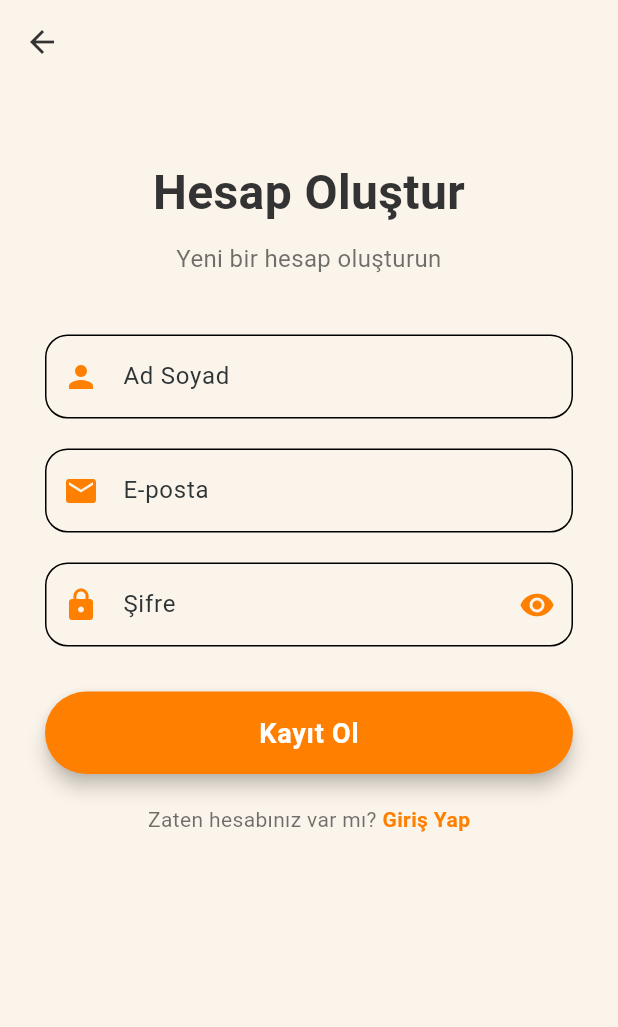
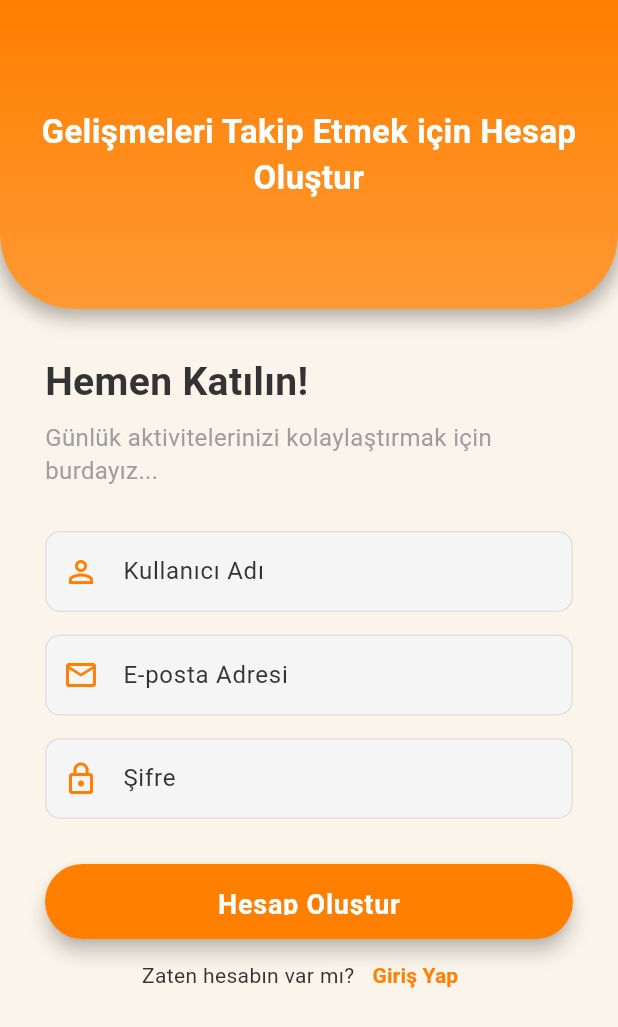
Before and after one commit to MerveSevim44/health-tracking-system, a Flutter app: the RegisterScreen screen opened directly, on a phone screen of 412 x 824 dp. Shown: the top 1027 px of the screen. Run offline on Flutter 3.47's test engine with Material 3 defaults, Android fonts, the phone set to English and light mode, and no system bars; our stand-ins replace firebase_auth, firebase_core, firebase_database, fl_chart; accounts and stored records are empty.

Commit message:
login ile uyumlu register page
Refactor registration screen to use username instead of name and improve UI elements.

```diff
--- a/lib/screens/register_screen.dart
+++ b/lib/screens/register_screen.dart
@@ -1,9 +1,18 @@
+// 📁 lib/screens/register_screen.dart
+
 import 'package:flutter/material.dart';
+import '../services/auth_service.dart';
+import '../theme/curved_app_bar.dart'; // CurvedAppBar importu
+import 'login_screen.dart';
 
+// Ana uygulama renkleri (Turuncu Tema)
 const Color primaryOrange = Color(0xFFFF7F00);
+const Color secondaryOrange = Color(0xFFFF9933);
+const Color accentOrange = Color(0xFFFF7F00);
+const Color white = Colors.white;
+const Color darkGrey = Color(0xFF333333);
 const Color backgroundBeige = Color(0xFFFBF4EA);
-const Color textColor = Color(0xFF333333);
-const Color white = Colors.white;
+
 
 class RegisterScreen extends StatefulWidget {
   const RegisterScreen({super.key});
@@ -13,208 +22,178 @@ class RegisterScreen extends StatefulWidget {
 }
 
 class _RegisterScreenState extends State<RegisterScreen> {
-  final _formKey = GlobalKey<FormState>();
-  final _nameController = TextEditingController();
-  final _emailController = TextEditingController();
-  final _passwordController = TextEditingController();
-  bool _obscurePassword = true;
+  final TextEditingController _usernameController = TextEditingController();
+  final TextEditingController _emailController = TextEditingController();
+  final TextEditingController _passwordController = TextEditingController();
+
+  final AuthService _authService = AuthService();
+  bool _isLoading = false;
 
   @override
   void dispose() {
-    _nameController.dispose();
+    _usernameController.dispose();
     _emailController.dispose();
     _passwordController.dispose();
     super.dispose();
+  }
+
+  // 🌟 Kayıt İşlemi Fonksiyonu (Realtime DB'ye yazar)
+  Future<void> _registerUser() async {
+    setState(() {
+      _isLoading = true;
+    });
+
+    try {
+      // İş mantığını servise devret
+      await _authService.registerUser(
+        username: _usernameController.text,
+        email: _emailController.text,
+        password: _passwordController.text,
+      );
+
+      // Başarılı yönlendirme ve geri bildirim
+      if (mounted) {
+        ScaffoldMessenger.of(context).showSnackBar(
+          const SnackBar(
+            content: Text('Kayıt başarılı! Giriş sayfasına yönlendiriliyorsunuz.'),
+            backgroundColor: Colors.orangeAccent,
+          ),
+        );
+        Navigator.pushReplacement(
+          context,
+          MaterialPageRoute(builder: (context) => const LoginScreen()),
+        );
+      }
+
+    } catch (e) {
+      if (mounted) {
+        ScaffoldMessenger.of(context).showSnackBar(
+          SnackBar(content: Text(e.toString())),
+        );
+      }
+    } finally {
+      if (mounted) {
+        setState(() {
+          _isLoading = false;
+        });
+      }
+    }
+  }
+
+
+  // Özel Text Alanı Oluşturma Fonksiyonu (Aynı kalır)
+  Widget _buildMinimalTextField(
+      String label, IconData icon, bool isPassword, TextInputType keyboardType, TextEditingController controller) {
+    return TextField(
+      controller: controller,
+      keyboardType: keyboardType,
+      obscureText: isPassword,
+      style: const TextStyle(color: darkGrey),
+      decoration: InputDecoration(
+        labelText: label,
+        prefixIcon: Icon(icon, color: primaryOrange),
+        filled: true,
+        fillColor: Colors.grey.shade100,
+        enabledBorder: OutlineInputBorder(
+          borderRadius: BorderRadius.circular(10.0),
+          borderSide: BorderSide(color: Colors.grey.shade300, width: 1.0),
+        ),
+        focusedBorder: OutlineInputBorder(
+          borderRadius: BorderRadius.circular(10.0),
+          borderSide: const BorderSide(color: primaryOrange, width: 2.0),
+        ),
+        labelStyle: const TextStyle(color: darkGrey),
+        contentPadding: const EdgeInsets.symmetric(vertical: 15.0, horizontal: 15.0),
+      ),
+    );
   }
 
   @override
   Widget build(BuildContext context) {
     return Scaffold(
       backgroundColor: backgroundBeige,
-      appBar: AppBar(
-        backgroundColor: Colors.transparent,
-        elevation: 0,
-        leading: IconButton(
-          icon: const Icon(Icons.arrow_back, color: textColor),
-          onPressed: () => Navigator.pop(context),
+      body: SingleChildScrollView(
+        child: Column(
+          children: [
+            // 🌟 EKLENDİ: 1. OVAL GEÇİŞLİ ÜST BAR (CurvedAppBar Kullanımı)
+            CurvedAppBar(
+              heightRatio: 0.25, // Oranı korundu
+              child: const Center(
+                child: Padding(
+                  padding: EdgeInsets.symmetric(horizontal: 20.0),
+                  child: Text(
+                    'Gelişmeleri Takip Etmek için Hesap Oluştur',
+                    textAlign: TextAlign.center,
+                    style: TextStyle(color: white, fontSize: 22, fontWeight: FontWeight.bold),
                   ),
                 ),
-      body: SafeArea(
-        child: SingleChildScrollView(
-          padding: const EdgeInsets.all(30),
-          child: Form(
-            key: _formKey,
-            child: Column(
-              crossAxisAlignment: CrossAxisAlignment.stretch,
-              children: [
-                const SizedBox(height: 20),
-                Text(
-                  'Hesap Oluştur',
-                  style: TextStyle(
-                    color: textColor,
-                    fontSize: 32,
-                    fontWeight: FontWeight.bold,
-                  ),
-                  textAlign: TextAlign.center,
-                ),
-                const SizedBox(height: 10),
-                Text(
-                  'Yeni bir hesap oluşturun',
-                  style: TextStyle(
-                    color: textColor.withOpacity(0.7),
-                    fontSize: 16,
-                  ),
-                  textAlign: TextAlign.center,
-                ),
-                const SizedBox(height: 40),
-
-                // Ad Soyad
-                TextFormField(
-                  controller: _nameController,
-                  decoration: InputDecoration(
-                    labelText: 'Ad Soyad',
-                    prefixIcon: const Icon(Icons.person, color: primaryOrange),
-                    border: OutlineInputBorder(
-                      borderRadius: BorderRadius.circular(15),
-                    ),
-                    focusedBorder: OutlineInputBorder(
-                      borderRadius: BorderRadius.circular(15),
-                      borderSide: const BorderSide(color: primaryOrange, width: 2),
               ),
             ),
-                  validator: (value) {
-                    if (value == null || value.isEmpty) {
-                      return 'Lütfen adınızı ve soyadınızı girin';
-                    }
-                    return null;
-                  },
-                ),
-                const SizedBox(height: 20),
 
-                // Email
-                TextFormField(
-                  controller: _emailController,
-                  keyboardType: TextInputType.emailAddress,
-                  decoration: InputDecoration(
-                    labelText: 'E-posta',
-                    prefixIcon: const Icon(Icons.email, color: primaryOrange),
-                    border: OutlineInputBorder(
-                      borderRadius: BorderRadius.circular(15),
-                    ),
-                    focusedBorder: OutlineInputBorder(
-                      borderRadius: BorderRadius.circular(15),
-                      borderSide: const BorderSide(color: primaryOrange, width: 2),
-                    ),
-                  ),
-                  validator: (value) {
-                    if (value == null || value.isEmpty) {
-                      return 'Lütfen e-posta adresinizi girin';
-                    }
-                    if (!value.contains('@')) {
-                      return 'Geçerli bir e-posta adresi girin';
-                    }
-                    return null;
-                  },
-                ),
-                const SizedBox(height: 20),
+            // 2. KAYIT FORMU ALANI
+            Padding(
+              padding: const EdgeInsets.symmetric(horizontal: 30.0, vertical: 30.0),
+              child: Column(
+                crossAxisAlignment: CrossAxisAlignment.start,
+                children: [
+                  const Text('Hemen Katılın!', style: TextStyle(color: darkGrey, fontSize: 26, fontWeight: FontWeight.bold)),
+                  const SizedBox(height: 8),
+                  const Text('Günlük aktivitelerinizi kolaylaştırmak için burdayız...', style: TextStyle(color: Colors.grey, fontSize: 16)),
+                  const SizedBox(height: 30),
 
-                // Şifre
-                TextFormField(
-                  controller: _passwordController,
-                  obscureText: _obscurePassword,
-                  decoration: InputDecoration(
-                    labelText: 'Şifre',
-                    prefixIcon: const Icon(Icons.lock, color: primaryOrange),
-                    suffixIcon: IconButton(
-                      icon: Icon(
-                        _obscurePassword ? Icons.visibility : Icons.visibility_off,
-                        color: primaryOrange,
-                      ),
-                      onPressed: () {
-                        setState(() {
-                          _obscurePassword = !_obscurePassword;
-                        });
-                      },
-                    ),
-                    border: OutlineInputBorder(
-                      borderRadius: BorderRadius.circular(15),
-                    ),
-                    focusedBorder: OutlineInputBorder(
-                      borderRadius: BorderRadius.circular(15),
-                      borderSide: const BorderSide(color: primaryOrange, width: 2),
-                    ),
-                  ),
-                  validator: (value) {
-                    if (value == null || value.isEmpty) {
-                      return 'Lütfen bir şifre girin';
-                    }
-                    if (value.length < 6) {
-                      return 'Şifre en az 6 karakter olmalıdır';
-                    }
-                    return null;
-                  },
-                ),
+                  // Kullanıcı Adı Girişi
+                  _buildMinimalTextField('Kullanıcı Adı', Icons.person_outline, false, TextInputType.name, _usernameController),
+                  const SizedBox(height: 15),
+
+                  // E-posta Girişi
+                  _buildMinimalTextField('E-posta Adresi', Icons.email_outlined, false, TextInputType.emailAddress, _emailController),
+                  const SizedBox(height: 15),
+
+                  // Şifre Girişi
+                  _buildMinimalTextField('Şifre', Icons.lock_outline, true, TextInputType.visiblePassword, _passwordController),
                   const SizedBox(height: 30),
 
                   // Kayıt Ol Butonu
                   SizedBox(
-                  height: 55,
+                    width: double.infinity,
+                    height: 50,
                     child: ElevatedButton(
-                    onPressed: () {
-                      if (_formKey.currentState!.validate()) {
-                        // Kayıt işlemleri burada yapılacak
-                        ScaffoldMessenger.of(context).showSnackBar(
-                          const SnackBar(
-                            content: Text('Kayıt işlemi başarılı!'),
-                            backgroundColor: primaryOrange,
-                          ),
-                        );
-                      }
-                    },
+                      onPressed: _isLoading ? null : _registerUser,
                       style: ElevatedButton.styleFrom(
-                      backgroundColor: primaryOrange,
-                      shape: RoundedRectangleBorder(
-                        borderRadius: BorderRadius.circular(30),
-                      ),
+                        backgroundColor: accentOrange,
+                        shape: RoundedRectangleBorder(borderRadius: BorderRadius.circular(30)),
                         elevation: 5,
                       ),
-                    child: const Text(
-                      'Kayıt Ol',
-                      style: TextStyle(
-                        color: white,
-                        fontSize: 18,
-                        fontWeight: FontWeight.bold,
+                      child: _isLoading
+                          ? const CircularProgressIndicator(color: white)
+                          : const Text('Hesap Oluştur', style: TextStyle(color: white, fontSize: 18, fontWeight: FontWeight.bold)),
                     ),
                   ),
-                  ),
-                ),
-                const SizedBox(height: 20),
 
-                // Zaten hesabınız var mı?
+                  // Giriş Yap Text Butonu
                   Row(
                     mainAxisAlignment: MainAxisAlignment.center,
                     children: [
-                    Text(
-                      'Zaten hesabınız var mı? ',
-                      style: TextStyle(color: textColor.withOpacity(0.7)),
-                    ),
-                    GestureDetector(
-                      onTap: () {
-                        Navigator.pop(context);
+                      const Text('Zaten hesabın var mı?', style: TextStyle(color: darkGrey)),
+                      TextButton(
+                        onPressed: () {
+                          Navigator.pushReplacement(
+                            context,
+                            MaterialPageRoute(builder: (context) => const LoginScreen()),
+                          );
                         },
                         child: const Text(
                           'Giriş Yap',
-                        style: TextStyle(
-                          color: primaryOrange,
-                          fontWeight: FontWeight.bold,
-                        ),
+                          style: TextStyle(color: primaryOrange, fontWeight: FontWeight.bold),
                         ),
                       ),
                     ],
                   ),
+                  const SizedBox(height: 10),
                 ],
               ),
             ),
+          ],
         ),
       ),
     );
```
Lines whose indentation alone changed are shown as unchanged.
